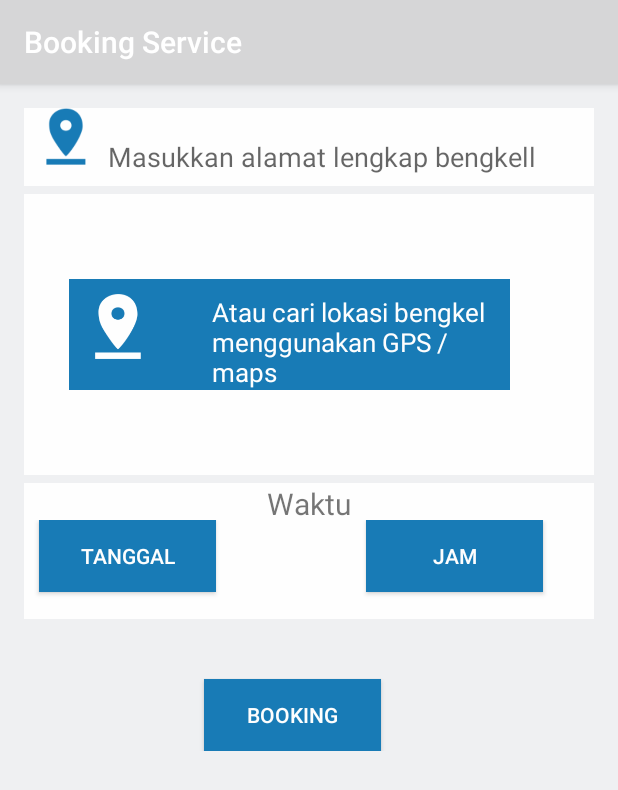
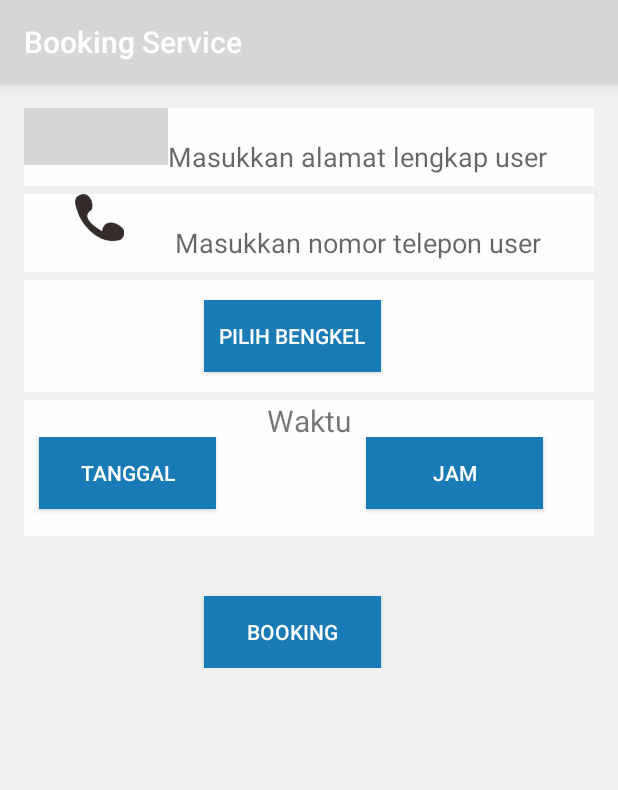
Before and after one commit to OMecMart/OMecMart, an Android app: the bookingservice screen opened directly, with no data from a screen before it, on a phone screen of 412 x 824 dp. Shown: the top 790 px of the screen. Run offline under Robolectric (Android 15) with nearby library versions, the phone set to English and light mode, and no system bars; grey boxes are pictures that could not be loaded.

Commit message:
booking service baru

```diff
--- a/app/src/main/res/layout/activity_bookingservice.xml
+++ b/app/src/main/res/layout/activity_bookingservice.xml
@@ -21,12 +21,44 @@
         android:orientation="horizontal">
 
         <ImageButton
-            android:id="@+id/imageButton"
+            android:id="@+id/imageButtonLokasi"
             android:layout_width="wrap_content"
             android:layout_height="38dp"
             android:background="#fefefe"
             android:scaleType="fitCenter"
-            app:srcCompat="@drawable/lokasi" />
+            app:srcCompat="@drawable/lokasi3"
+            />
+
+
+        <TextView
+            android:id="@+id/textView10"
+            android:layout_width="wrap_content"
+            android:layout_height="wrap_content"
+            android:paddingTop="20sp"
+            android:hint="Masukkan alamat lengkap user"
+            android:textAppearance="@style/TextAppearance.AppCompat.Display1"
+            android:textSize="18dp" />
+
+    </LinearLayout>
+    <GridLayout
+        android:layout_width="match_parent"
+        android:layout_height="5dp"
+        android:background="#eff0f2"
+        ></GridLayout>
+    <LinearLayout
+        android:layout_width="match_parent"
+        android:layout_height="52dp"
+        android:background="#fefefe"
+        android:orientation="horizontal"
+        android:weightSum="1">
+        <ImageButton
+            android:id="@+id/imageButton"
+            android:layout_width="wrap_content"
+            android:layout_height="31dp"
+            android:background="#fefefe"
+            android:scaleType="fitCenter"
+            app:srcCompat="@drawable/tlp"
+            android:layout_weight="0.35" />
 
 
         <TextView
@@ -34,9 +66,10 @@
             android:layout_width="wrap_content"
             android:layout_height="wrap_content"
             android:paddingTop="20sp"
-            android:hint="Masukkan alamat lengkap bengkell"
+            android:hint="Masukkan nomor telepon user"
             android:textAppearance="@style/TextAppearance.AppCompat.Display1"
             android:textSize="18dp" />
+
 
     </LinearLayout>
 
@@ -54,42 +87,17 @@
         android:layout_width="match_parent"
         android:layout_height="wrap_content"
         android:background="#fefefe"
-        android:layout_weight="0.27">
+        android:layout_weight="0.07">
 
-
-        <LinearLayout
-            android:layout_gravity="center"
+        <Button
+            android:id="@+id/button4"
+            android:layout_width="118dp"
+            android:layout_height="wrap_content"
+            android:layout_marginLeft="120sp"
             android:background="#187bb6"
-            android:layout_width="294dp"
-            android:layout_height="74dp"
-            android:weightSum="1"
-            android:layout_marginLeft="30sp"
-            >
-
-
-            <ImageButton
-                android:layout_width="45dp"
-                android:layout_height="43dp"
-                app:srcCompat="@drawable/lokasi2"
-                android:id="@+id/imageButton3"
-                android:scaleType="fitCenter"
-                android:background="#187bb6"
-                android:layout_margin="10sp"
-                />
-
-            <TextView
-                android:text="Atau cari lokasi bengkel menggunakan GPS /maps"
-                android:textSize="17sp"
-                android:textColor="#fefefe"
-                android:paddingLeft="30sp"
-                android:paddingTop="10sp"
-                android:layout_width="wrap_content"
-                android:layout_height="match_parent"
-                android:id="@+id/textView4"
-                />
-
-        </LinearLayout>
-
+            android:text="Pilih Bengkel"
+            android:textColor="#fefefe"
+            android:layout_gravity="center"/>
     </LinearLayout>
 
     <LinearLayout
@@ -123,7 +131,7 @@
         android:weightSum="1">
 
         <Button
-            android:id="@+id/button4"
+            android:id="@+id/button6"
             android:layout_width="118dp"
             android:layout_height="wrap_content"
             android:layout_marginLeft="10sp"
```
